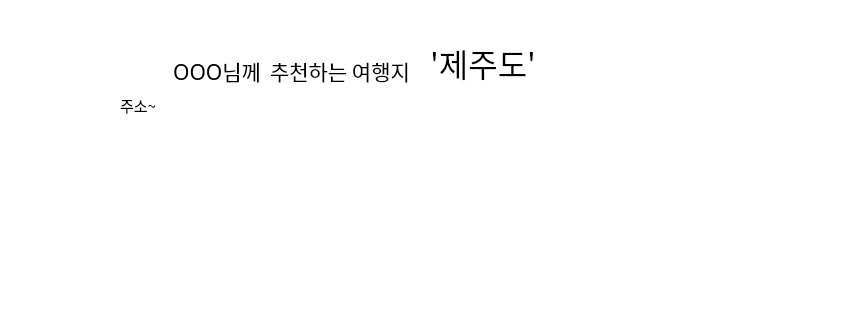
Before: the Qt Designer form UIUX/screen2.ui in pil9/BU_Python_Naru, drawn with Qt 5; both pictures show x 0 to 850 and y 0 to 320 of the 850 by 750 pixel window.
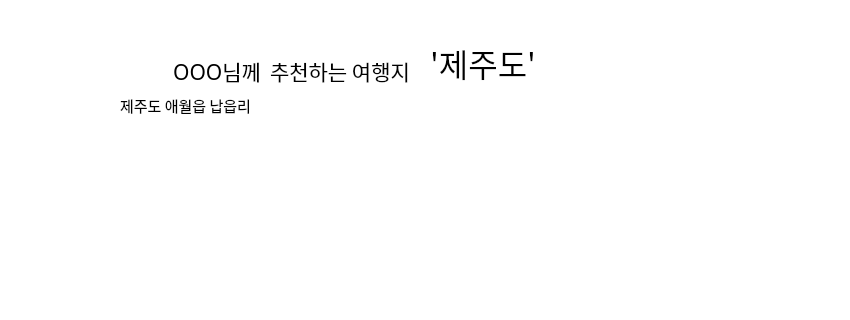
After: the same form once the commit is applied. Icons and pictures are not drawn.

```diff
--- a/UIUX/screen2.ui
+++ b/UIUX/screen2.ui
@@ -274,7 +274,7 @@
 background: rgb(0,0,0,0);</string>
     </property>
     <property name="text">
-     <string>주소~</string>
+     <string>제주도 애월읍 납읍리</string>
     </property>
     <property name="alignment">
      <set>Qt::AlignBottom|Qt::AlignLeading|Qt::AlignLeft</set>
```
